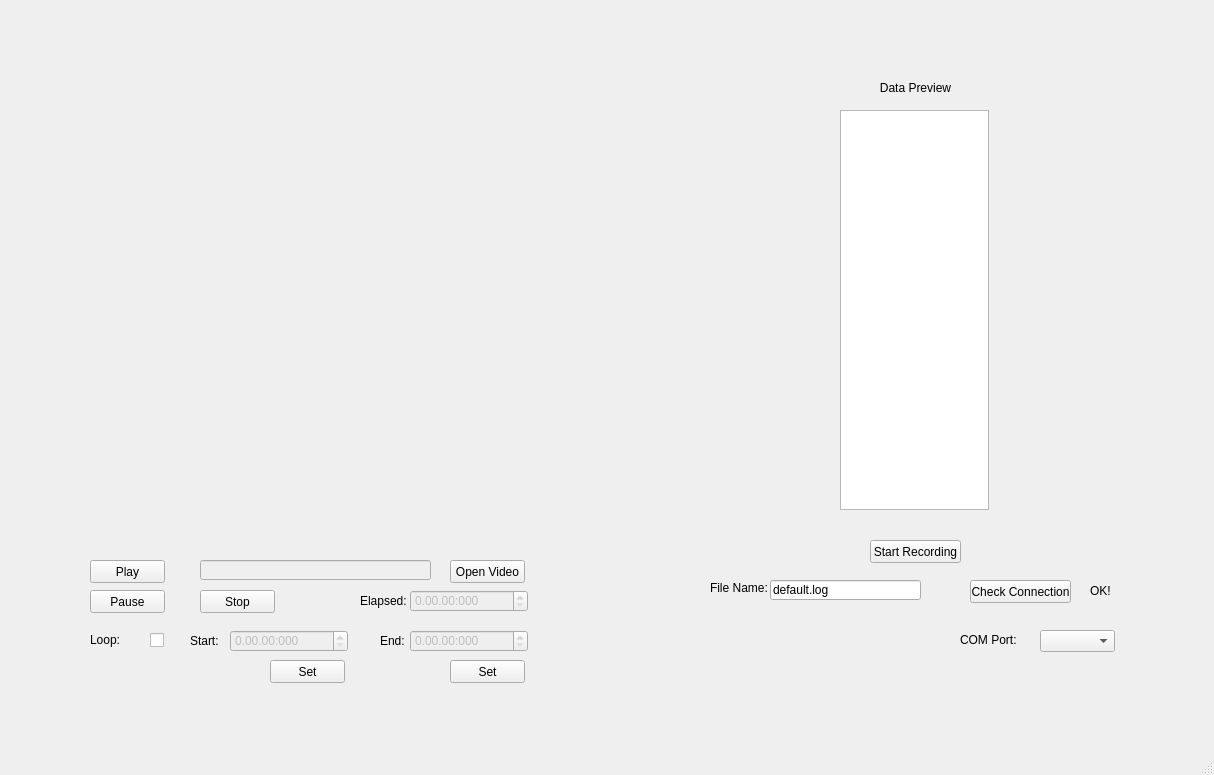
Qt form mainwindow.ui (mgardner99/ELEC490) before a commit.
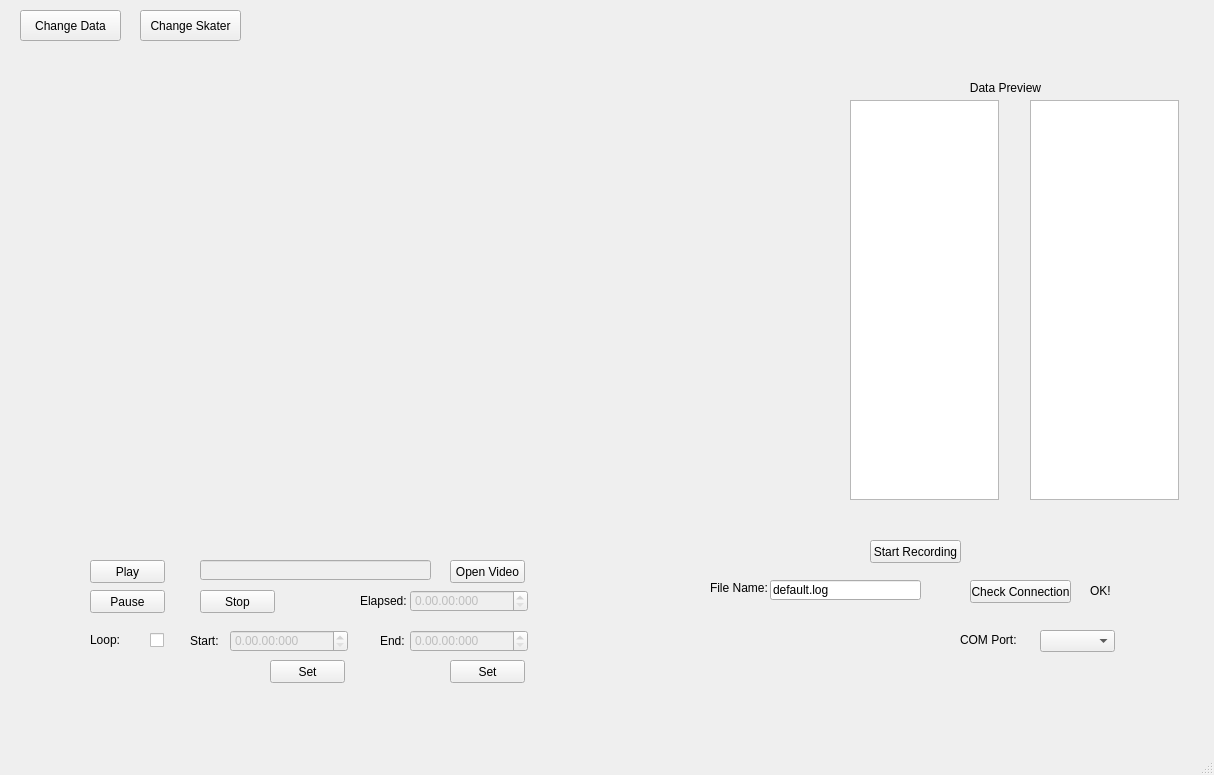
The same form after that commit.

```diff
--- a/mainwindow.ui
+++ b/mainwindow.ui
@@ -17,7 +17,7 @@
    <widget class="QLabel" name="label">
     <property name="geometry">
      <rect>
-      <x>850</x>
+      <x>940</x>
       <y>80</y>
       <width>131</width>
       <height>16</height>
@@ -98,8 +98,8 @@
    <widget class="QGraphicsView" name="renderView">
     <property name="geometry">
      <rect>
-      <x>840</x>
-      <y>110</y>
+      <x>1030</x>
+      <y>100</y>
       <width>149</width>
       <height>400</height>
      </rect>
@@ -158,9 +158,9 @@
     <property name="geometry">
      <rect>
       <x>20</x>
-      <y>110</y>
-      <width>601</width>
-      <height>401</height>
+      <y>50</y>
+      <width>691</width>
+      <height>471</height>
      </rect>
     </property>
    </widget>
@@ -310,8 +310,8 @@
     <property name="geometry">
      <rect>
       <x>20</x>
-      <y>510</y>
-      <width>601</width>
+      <y>520</y>
+      <width>781</width>
       <height>31</height>
      </rect>
     </property>
@@ -381,6 +381,78 @@
      <string>Open Video</string>
     </property>
    </widget>
+   <widget class="QPushButton" name="changeData">
+    <property name="geometry">
+     <rect>
+      <x>20</x>
+      <y>10</y>
+      <width>101</width>
+      <height>31</height>
+     </rect>
+    </property>
+    <property name="text">
+     <string>Change Data</string>
+    </property>
+   </widget>
+   <widget class="QPushButton" name="changeSkater">
+    <property name="geometry">
+     <rect>
+      <x>140</x>
+      <y>10</y>
+      <width>101</width>
+      <height>31</height>
+     </rect>
+    </property>
+    <property name="text">
+     <string>Change Skater</string>
+    </property>
+   </widget>
+   <widget class="QGraphicsView" name="renderView2">
+    <property name="geometry">
+     <rect>
+      <x>850</x>
+      <y>100</y>
+      <width>149</width>
+      <height>400</height>
+     </rect>
+    </property>
+    <property name="verticalScrollBarPolicy">
+     <enum>Qt::ScrollBarAlwaysOff</enum>
+    </property>
+    <property name="horizontalScrollBarPolicy">
+     <enum>Qt::ScrollBarAlwaysOff</enum>
+    </property>
+    <property name="backgroundBrush">
+     <brush brushstyle="NoBrush">
+      <color alpha="255">
+       <red>0</red>
+       <green>0</green>
+       <blue>0</blue>
+      </color>
+     </brush>
+    </property>
+    <property name="sceneRect">
+     <rectf>
+      <x>0.000000000000000</x>
+      <y>0.000000000000000</y>
+      <width>100.000000000000000</width>
+      <height>100.000000000000000</height>
+     </rectf>
+    </property>
+    <property name="dragMode">
+     <enum>QGraphicsView::NoDrag</enum>
+    </property>
+   </widget>
+   <widget class="QWidget" name="rotateWidget" native="true">
+    <property name="geometry">
+     <rect>
+      <x>800</x>
+      <y>50</y>
+      <width>31</width>
+      <height>471</height>
+     </rect>
+    </property>
+   </widget>
   </widget>
   <widget class="QStatusBar" name="statusBar"/>
  </widget>
```
